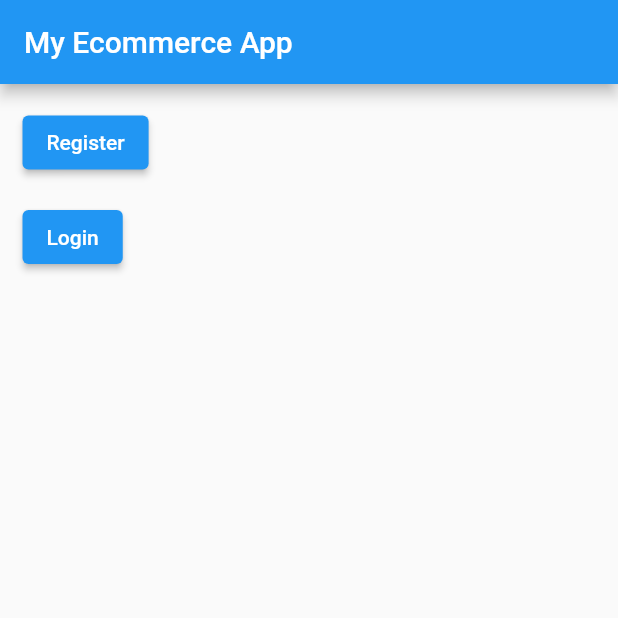
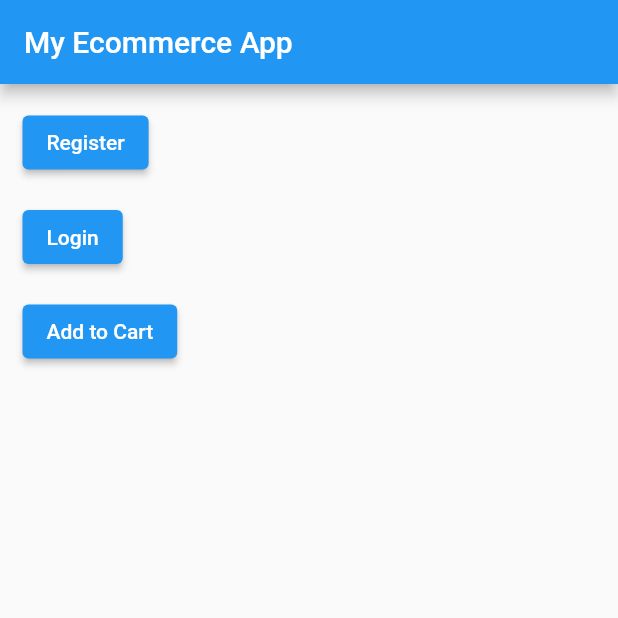
Before and after one commit to payare35/MyEcommerceApp, a Flutter app: the screen it shows after launch, on a phone screen of 412 x 824 dp, the top half of it. Run offline on Flutter 3.47's test engine with Material 2 defaults, Android fonts, the phone set to English and light mode, and no system bars.

Commit message:
add_to_cart completed

```diff
--- a/lib/main.dart
+++ b/lib/main.dart
@@ -49,6 +49,14 @@ class _HomePageState extends State<HomePage> {
                 },
                 child: Text("Login")),
           ),
+          Container(
+            margin: EdgeInsets.only(left: 15, bottom: 15),
+            child: ElevatedButton(
+                onPressed: () {
+                  print("I am Cart Button");
+                },
+                child: Text("Add to Cart")),
+          ),
         ],
       ),
     );
```
